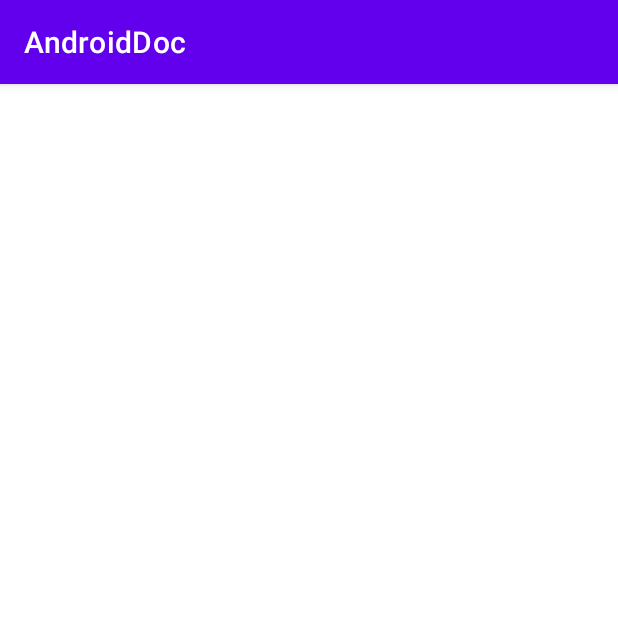
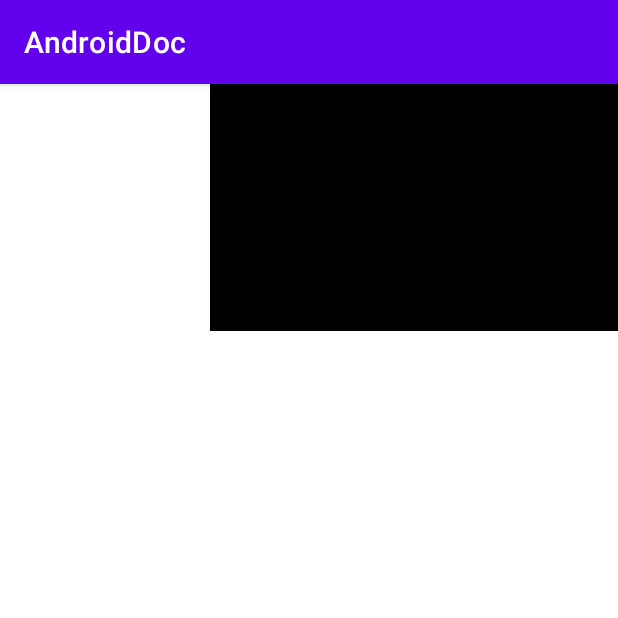
Before and after one commit to MSan94/AndroidDoc, an Android app: the fragment MyFragment shown on its own in the app's theme, on a phone screen of 412 x 824 dp, the top half of it. Run offline under Robolectric (Android 15) with nearby library versions, the phone set to English and light mode, and no system bars.

Commit message:
마이페이지 작성중

```diff
--- a/app/src/main/res/layout/fragment_my.xml
+++ b/app/src/main/res/layout/fragment_my.xml
@@ -1,6 +1,51 @@
 <?xml version="1.0" encoding="utf-8"?>
-<androidx.constraintlayout.widget.ConstraintLayout
-    xmlns:android="http://schemas.android.com/apk/res/android" android:layout_width="match_parent"
-    android:layout_height="match_parent">
+<androidx.constraintlayout.widget.ConstraintLayout xmlns:android="http://schemas.android.com/apk/res/android"
+    android:layout_width="match_parent"
+    android:layout_height="match_parent"
+    xmlns:app="http://schemas.android.com/apk/res-auto">
+
+    <androidx.constraintlayout.widget.ConstraintLayout
+        android:id="@+id/constraint_Top"
+        app:layout_constraintTop_toTopOf="parent"
+        app:layout_constraintStart_toStartOf="parent"
+        app:layout_constraintEnd_toEndOf="parent"
+        app:layout_constraintBottom_toTopOf="@+id/constraint_Bottom"
+        android:layout_width="match_parent"
+        android:layout_height="0dp"
+        app:layout_constraintDimensionRatio="5:2">
+
+        <androidx.constraintlayout.utils.widget.ImageFilterView
+            android:id="@+id/imageView_Grade"
+            android:layout_marginStart="20dp"
+            app:layout_constraintStart_toStartOf="parent"
+            app:layout_constraintTop_toTopOf="parent"
+            app:layout_constraintBottom_toBottomOf="parent"
+            android:layout_width="100dp"
+            android:layout_height="100dp"/>
+
+        <androidx.appcompat.widget.LinearLayoutCompat
+            android:background="@color/black"
+            android:layout_width="0dp"
+            android:layout_height="match_parent"
+            android:layout_marginStart="20dp"
+            app:layout_constraintEnd_toEndOf="parent"
+            app:layout_constraintStart_toEndOf="@+id/imageView_Grade"
+            app:layout_constraintBottom_toBottomOf="parent"
+            app:layout_constraintTop_toTopOf="parent">
+
+        </androidx.appcompat.widget.LinearLayoutCompat>
+
+    </androidx.constraintlayout.widget.ConstraintLayout>
+
+    <androidx.constraintlayout.widget.ConstraintLayout
+        android:id="@+id/constraint_Bottom"
+        android:layout_width="match_parent"
+        app:layout_constraintTop_toBottomOf="@+id/constraint_Top"
+        app:layout_constraintStart_toStartOf="parent"
+        app:layout_constraintEnd_toEndOf="parent"
+        app:layout_constraintBottom_toBottomOf="parent"
+        android:layout_height="0dp">
+
+    </androidx.constraintlayout.widget.ConstraintLayout>
 
 </androidx.constraintlayout.widget.ConstraintLayout>
```
